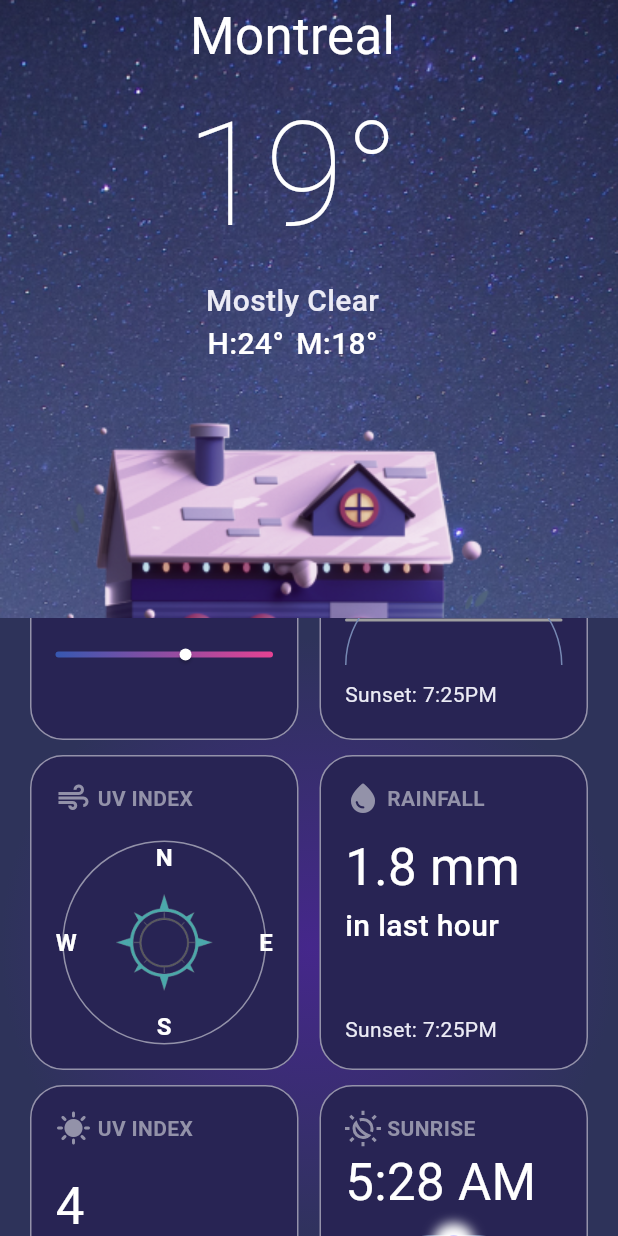
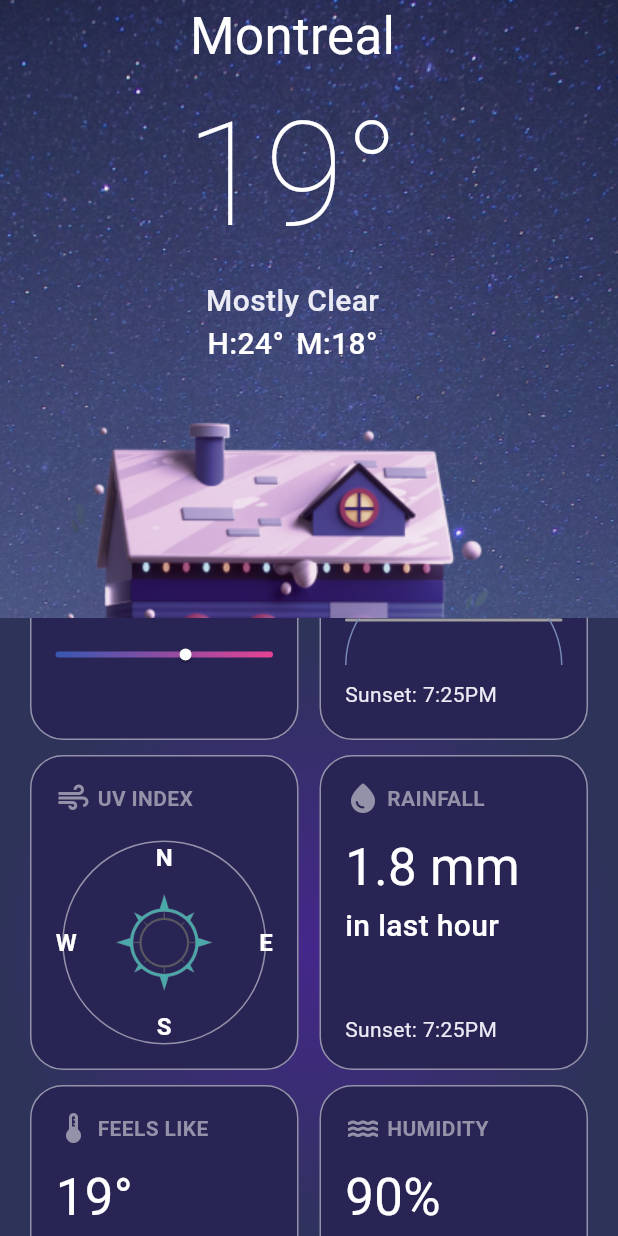
Before and after one commit to As-tra/Flutter_UI, a Flutter app: the screen it shows after launch, scrolled down 576 dp, on a phone screen of 412 x 824 dp. Run offline on Flutter 3.47's test engine with Material 3 defaults, Android fonts, the phone set to English and light mode, and no system bars; our stand-ins replace device_preview, flutter_svg.

Commit message:
complete teh weather details sections

```diff
--- /dev/null
+++ b/lib/widgets/feel_like.dart
@@ -0,0 +1,44 @@
+import 'package:flutter/material.dart';
+import 'package:weather_app/constants.dart';
+import 'package:weather_app/utils/styles.dart';
+import 'package:weather_app/widgets/custom_container.dart';
+
+class FeelLike extends StatelessWidget {
+  const FeelLike({super.key});
+
+  @override
+  Widget build(BuildContext context) {
+    return CustomContainer(
+      child: Column(
+        crossAxisAlignment: CrossAxisAlignment.start,
+        children: [
+          Row(
+            children: [
+              const Icon(
+                Icons.thermostat,
+                color: kGrey2,
+              ),
+              const SizedBox(width: 4),
+              Text(
+                "FEELS LIKE",
+                style: Styles.textStyleSemiBold14.copyWith(
+                  color: kGrey2,
+                ),
+              ),
+            ],
+          ),
+          const SizedBox(height: 10),
+          const FittedBox(
+            fit: BoxFit.scaleDown,
+            child: Text("19°", style: Styles.textStyleRegular34),
+          ),
+          const Spacer(),
+          const Text(
+            "Similar to the actual temperature.",
+            style: Styles.textStyleRegular14,
+          ),
+        ],
+      ),
+    );
+  }
+}
--- /dev/null
+++ b/lib/widgets/humidity.dart
@@ -0,0 +1,44 @@
+import 'package:flutter/material.dart';
+import 'package:weather_app/constants.dart';
+import 'package:weather_app/utils/styles.dart';
+import 'package:weather_app/widgets/custom_container.dart';
+
+class Humidity extends StatelessWidget {
+  const Humidity({super.key});
+
+  @override
+  Widget build(BuildContext context) {
+    return CustomContainer(
+      child: Column(
+        crossAxisAlignment: CrossAxisAlignment.start,
+        children: [
+          Row(
+            children: [
+              const Icon(
+                Icons.water,
+                color: kGrey2,
+              ),
+              const SizedBox(width: 4),
+              Text(
+                "HUMIDITY",
+                style: Styles.textStyleSemiBold14.copyWith(
+                  color: kGrey2,
+                ),
+              ),
+            ],
+          ),
+          const SizedBox(height: 10),
+          const FittedBox(
+            fit: BoxFit.scaleDown,
+            child: Text("90%", style: Styles.textStyleRegular34),
+          ),
+          const Spacer(),
+          const Text(
+            "The dew point is 17 righ now.",
+            style: Styles.textStyleRegular14,
+          ),
+        ],
+      ),
+    );
+  }
+}
--- a/lib/widgets/weather_all_details.dart
+++ b/lib/widgets/weather_all_details.dart
@@ -1,9 +1,13 @@
 import 'package:flutter/material.dart';
 import 'package:weather_app/widgets/air_quality.dart';
 import 'package:weather_app/widgets/custom_wind.dart';
+import 'package:weather_app/widgets/feel_like.dart';
+import 'package:weather_app/widgets/humidity.dart';
 import 'package:weather_app/widgets/moderate.dart';
+import 'package:weather_app/widgets/pressure.dart';
 import 'package:weather_app/widgets/rain_fall.dart';
 import 'package:weather_app/widgets/sun_rise.dart';
+import 'package:weather_app/widgets/visibility_widget.dart';
 
 class WeatherAllDetails extends StatelessWidget {
   const WeatherAllDetails({super.key});
@@ -50,9 +54,9 @@ class WeatherAllDetails extends StatelessWidget {
             height: 210,
             child: Row(
               children: [
-                Expanded(child: Moderate()),
+                Expanded(child: FeelLike()),
                 SizedBox(width: 14),
-                Expanded(child: SunRise()),
+                Expanded(child: Humidity()),
               ],
             ),
           ),
@@ -61,9 +65,9 @@ class WeatherAllDetails extends StatelessWidget {
             height: 210,
             child: Row(
               children: [
-                Expanded(child: Moderate()),
+                Expanded(child: VisibilityWidget()),
                 SizedBox(width: 14),
-                Expanded(child: SunRise()),
+                Expanded(child: Pressure()),
               ],
             ),
           )
```
Also changed, not shown: lib/widgets/pressure.dart (added, +82 -0 lines), lib/widgets/visibility_widget.dart (added, +44 -0 lines).
